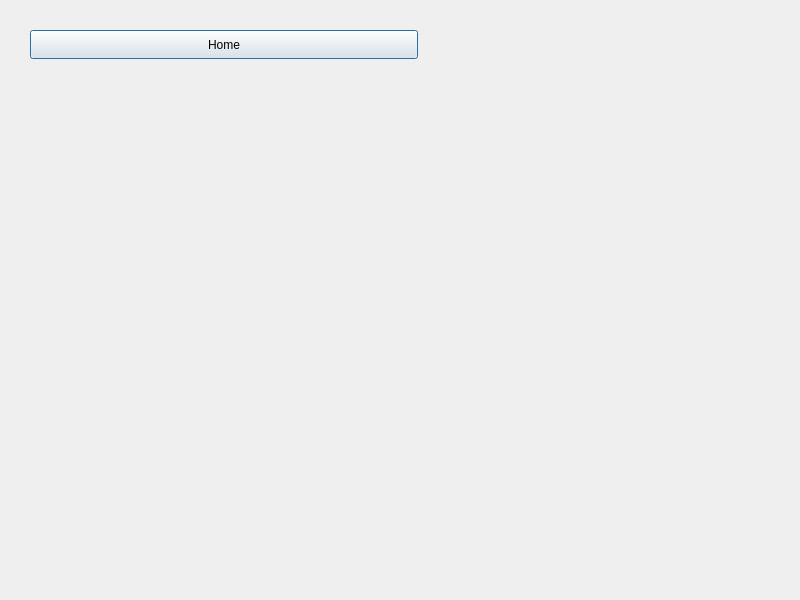
Old version of the form usertrades.ui in the repository ShashwatSingh67/oop-project.
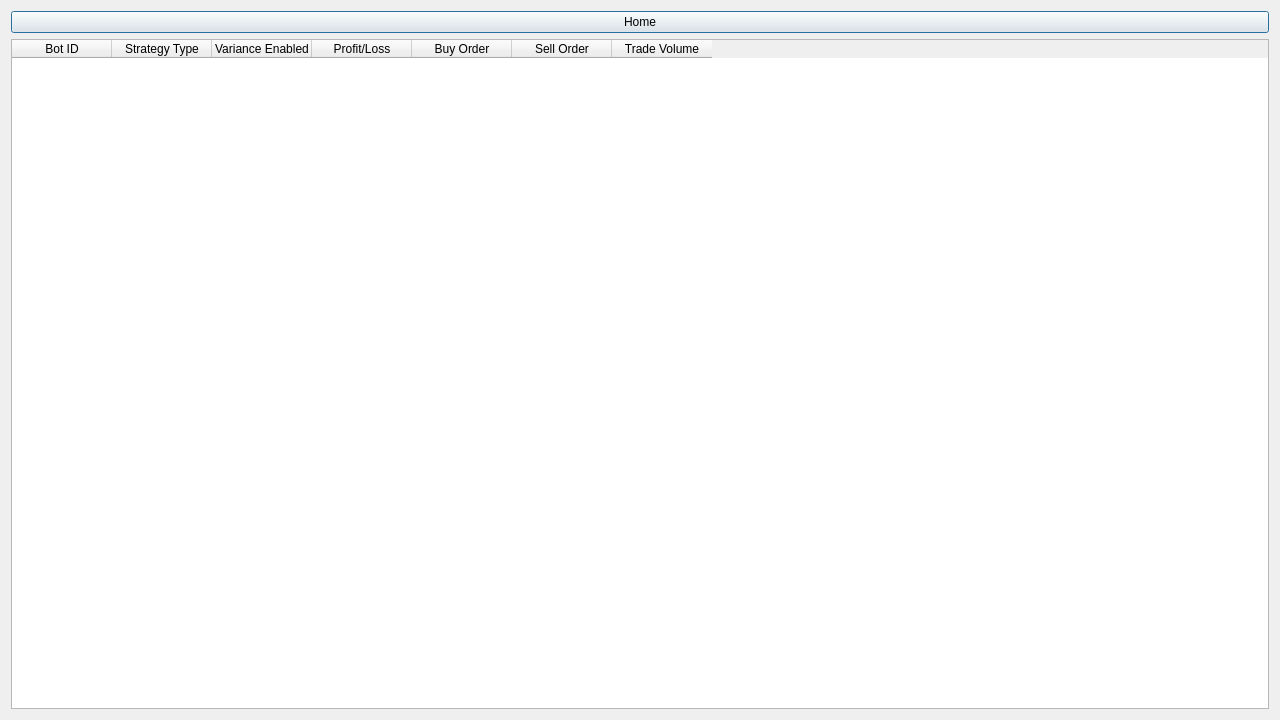
New version of the form.

```diff
--- a/usertrades.ui
+++ b/usertrades.ui
@@ -6,26 +6,82 @@
    <rect>
     <x>0</x>
     <y>0</y>
-    <width>800</width>
-    <height>600</height>
+    <width>1280</width>
+    <height>720</height>
    </rect>
   </property>
   <property name="windowTitle">
    <string>Dialog</string>
   </property>
-  <widget class="QPushButton" name="Home_Button">
-   <property name="geometry">
-    <rect>
-     <x>30</x>
-     <y>30</y>
-     <width>388</width>
-     <height>29</height>
-    </rect>
-   </property>
-   <property name="text">
-    <string>Home</string>
-   </property>
-  </widget>
+  <layout class="QGridLayout" name="gridLayout">
+   <item row="0" column="0">
+    <widget class="QPushButton" name="Home_Button">
+     <property name="text">
+      <string>Home</string>
+     </property>
+    </widget>
+   </item>
+   <item row="1" column="0">
+    <widget class="QTableWidget" name="tableWidget_User_Data">
+     <property name="minimumSize">
+      <size>
+       <width>256</width>
+       <height>192</height>
+      </size>
+     </property>
+     <property name="maximumSize">
+      <size>
+       <width>1920</width>
+       <height>1080</height>
+      </size>
+     </property>
+     <property name="editTriggers">
+      <set>QAbstractItemView::EditTrigger::NoEditTriggers</set>
+     </property>
+     <attribute name="verticalHeaderVisible">
+      <bool>true</bool>
+     </attribute>
+     <attribute name="verticalHeaderCascadingSectionResizes">
+      <bool>false</bool>
+     </attribute>
+     <column>
+      <property name="text">
+       <string>Bot ID</string>
+      </property>
+     </column>
+     <column>
+      <property name="text">
+       <string>Strategy Type</string>
+      </property>
+     </column>
+     <column>
+      <property name="text">
+       <string>Variance Enabled</string>
+      </property>
+     </column>
+     <column>
+      <property name="text">
+       <string>Profit/Loss</string>
+      </property>
+     </column>
+     <column>
+      <property name="text">
+       <string>Buy Order</string>
+      </property>
+     </column>
+     <column>
+      <property name="text">
+       <string>Sell Order</string>
+      </property>
+     </column>
+     <column>
+      <property name="text">
+       <string>Trade Volume</string>
+      </property>
+     </column>
+    </widget>
+   </item>
+  </layout>
  </widget>
  <resources/>
  <connections/>
```
